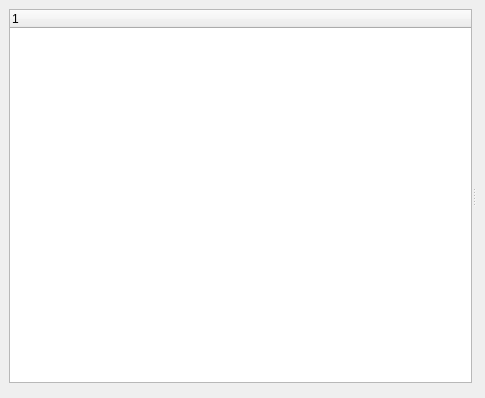
First picture: the form in ui/options.ui, repository metabrainz/picard, before the edit.
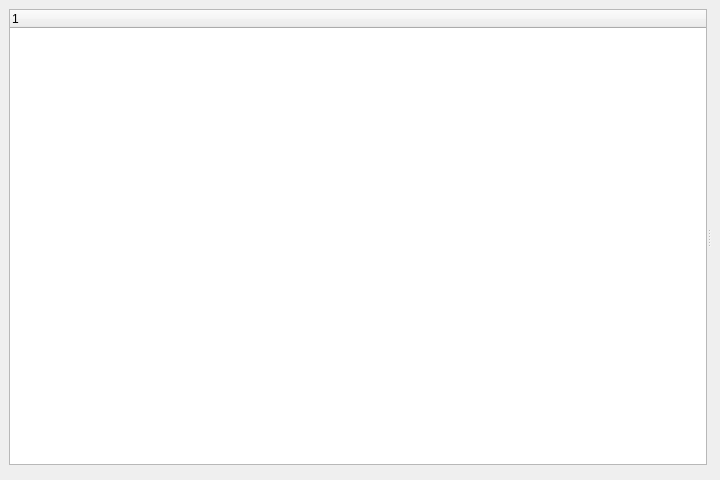
Second picture: the form after the edit.

Diff of the .ui file:
```diff
--- a/ui/options.ui
+++ b/ui/options.ui
@@ -5,8 +5,8 @@
    <rect>
     <x>0</x>
     <y>0</y>
-    <width>485</width>
-    <height>398</height>
+    <width>720</width>
+    <height>480</height>
    </rect>
   </property>
   <property name="windowTitle" >
```
